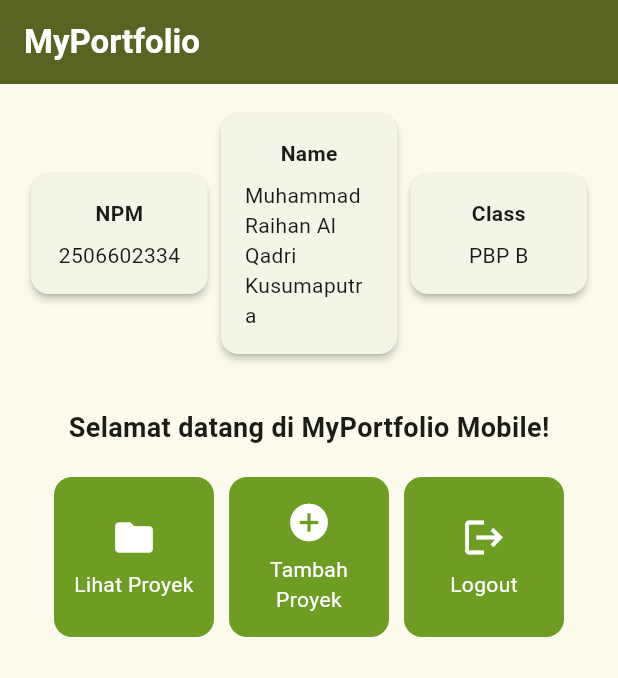
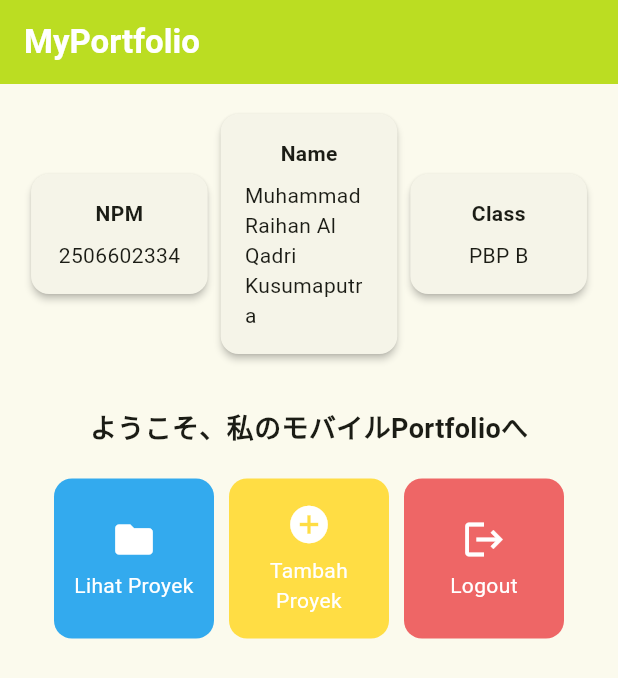
Before and after one commit to ErzaProxy/myportfolio_mobile, a Flutter app: the screen it shows after launch, on a phone screen of 412 x 824 dp. Shown: the top 678 px of the screen. Run offline on Flutter 3.47's test engine with Material 3 defaults, Android fonts, the phone set to English and light mode, and no system bars.

Commit message:
feat: Tugas Individu 7, mengubah warna button, refine beberapa bagian kode seperti menggunakan singlescroll

```diff
--- a/lib/main.dart
+++ b/lib/main.dart
@@ -29,8 +29,9 @@ class MyApp extends StatelessWidget {
         //
         // This works for code too, not just values: Most code changes can be
         // tested with just a hot reload.
-        colorScheme: .fromSeed(
+        colorScheme: ColorScheme.fromSeed(
           seedColor: const Color(0xFFBBDD22),
+          primary: const Color(0xFFBBDD22),
           secondary: const Color(0xFF6e9d24),
         ),
         useMaterial3: true,
--- a/lib/menu.dart
+++ b/lib/menu.dart
@@ -8,9 +8,9 @@ class MyHomePage extends StatelessWidget {
   final String kelas = "PBP B";
 
   final List<ItemHomepage> items = [
-    ItemHomepage("Lihat Proyek", Icons.folder),
-    ItemHomepage("Tambah Proyek", Icons.add_circle),
-    ItemHomepage("Logout", Icons.logout),
+    ItemHomepage("Lihat Proyek", Icons.folder, const Color(0xFF33AAEE)),
+    ItemHomepage("Tambah Proyek", Icons.add_circle, const Color(0xFFFFDD44)),
+    ItemHomepage("Logout", Icons.logout, const Color(0xFFEE6666)),
   ];
 
   @override
@@ -29,7 +29,7 @@ class MyHomePage extends StatelessWidget {
         backgroundColor: Theme.of(context).colorScheme.primary,
       ),
       // Body halaman utama dengan padding di sekelilingnya.
-      body: Padding(
+      body: SingleChildScrollView(
         padding: const EdgeInsets.all(16.0),
         child: Column(
           crossAxisAlignment: CrossAxisAlignment.center,
@@ -53,7 +53,7 @@ class MyHomePage extends StatelessWidget {
                   const Padding(
                     padding: EdgeInsets.only(top: 16.0),
                     child: Text(
-                      'Selamat datang di MyPortfolio Mobile!',
+                      'ようこそ、私のモバイルPortfolioへ',
                       style: TextStyle(
                         fontWeight: FontWeight.bold,
                         fontSize: 18.0,
@@ -63,7 +63,7 @@ class MyHomePage extends StatelessWidget {
 
                   // GridView menampilkan kartu tombol dalam tata letak kisi 3 kolom.
                   GridView.count(
-                    primary: true,
+                    primary: false,
                     padding: const EdgeInsets.all(20),
                     crossAxisSpacing: 10,
                     mainAxisSpacing: 10,
@@ -87,8 +87,9 @@ class MyHomePage extends StatelessWidget {
 class ItemHomepage {
   final String name;
   final IconData icon;
+  final Color color;
 
-  ItemHomepage(this.name, this.icon);
+  ItemHomepage(this.name, this.icon, this.color);
 }
 
 class InfoCard extends StatelessWidget {
@@ -125,7 +126,7 @@ class ItemCard extends StatelessWidget {
   Widget build(BuildContext context) {
     return Material(
       // Menggunakan warna sekunder dari skema tema aplikasi.
-      color: Theme.of(context).colorScheme.secondary,
+      color: item.color,
       borderRadius: BorderRadius.circular(12),
       child: InkWell(
         // Aksi ketika kartu ditekan oleh pengguna.
```
Also changed, not shown: 1 other file.
